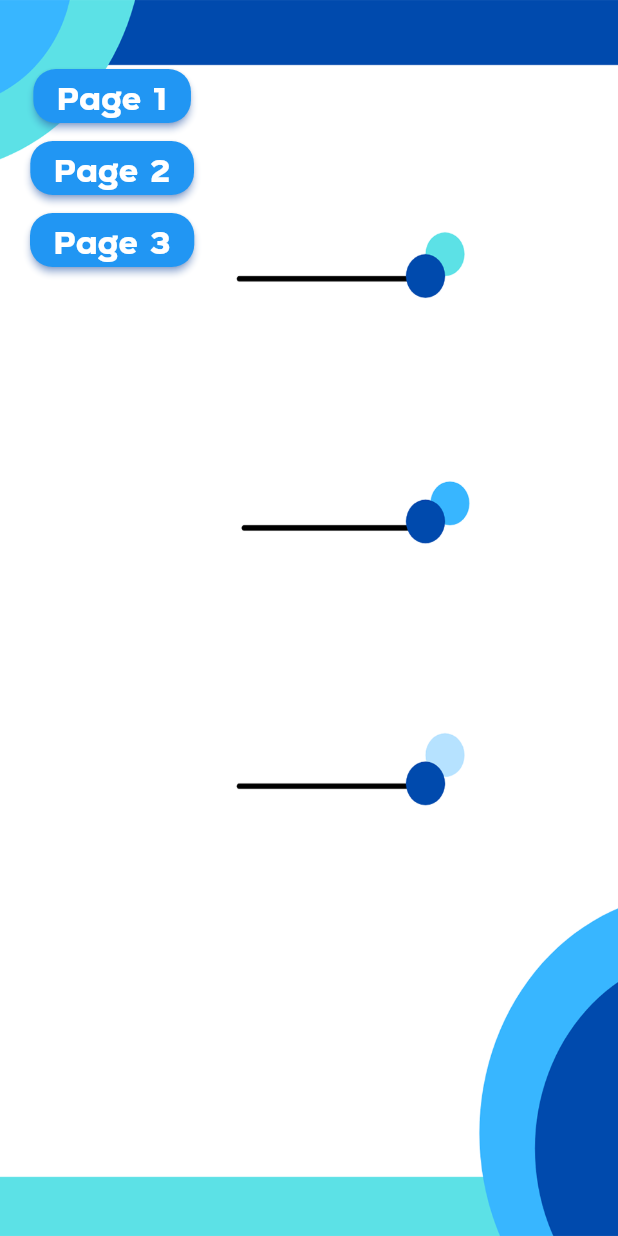
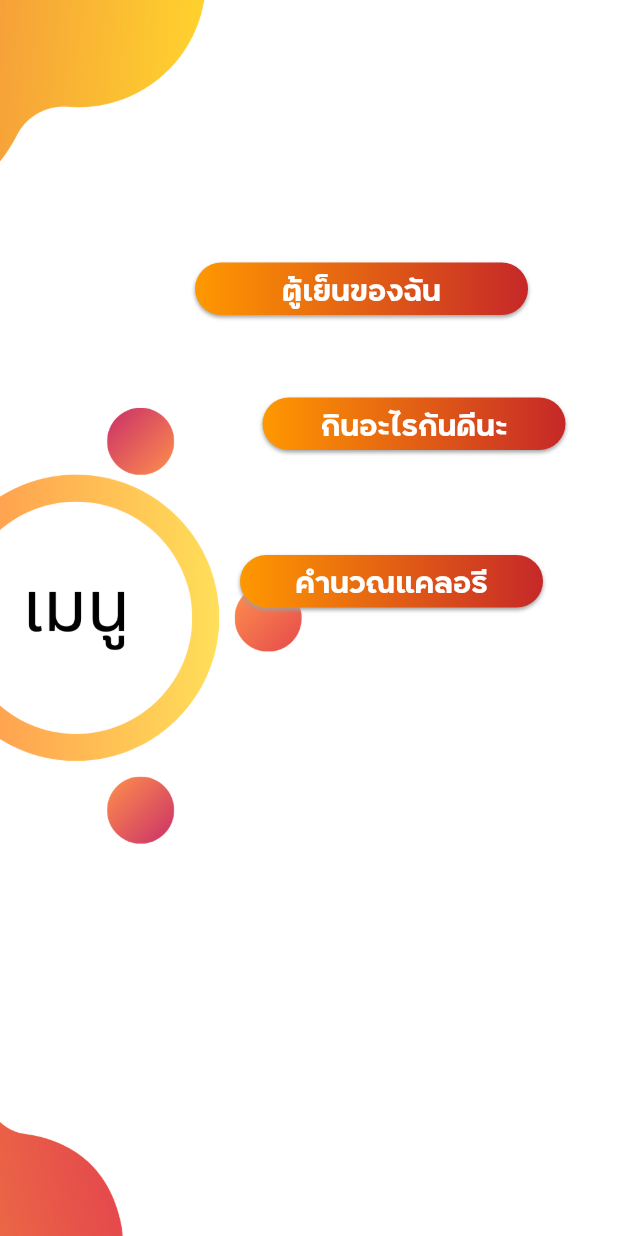
Before and after one commit to bunnybunbun37204/menukunmae-flutter, a Flutter app: the MainMenu screen opened directly, on a phone screen of 412 x 824 dp. Run offline on Flutter 3.47's test engine with Material 2 defaults, Android fonts, the phone set to English and light mode, and no system bars; our stand-ins replace shared_preferences; accounts and stored records are empty.

Commit message:
do a lot

```diff
--- a/lib/screens/main_menu.dart
+++ b/lib/screens/main_menu.dart
@@ -1,6 +1,8 @@
 import 'package:flutter/material.dart';
+import 'package:menukunmae/screens/randomfood_screen.dart';
 import 'package:menukunmae/screens/user_storage.dart';
 import 'package:menukunmae/tools/utils/utils.dart';
+import 'package:menukunmae/tools/widgets/circle.dart';
 import 'package:menukunmae/tools/widgets/widgets.dart';
 import 'dart:developer' as dev;
 
@@ -18,18 +20,124 @@ class _MainMenuState extends State<MainMenu> {
     return AppWidget.backgroundWidget(imagePath: "assets/images/bg_2.png");
   }
 
+  Widget showButton1() {
+    return Container(
+      margin: const EdgeInsets.only(left: 100.0, ),
+      child: AppWidget.buttonGradient(
+          widget: const Text(
+            'ตู้เย็นของฉัน',
+            style: TextStyle(
+                color: Colors.white,
+                fontFamily: 'Fridaymeduim',
+                fontSize: 25.0),
+          ),
+          gradient: LinearGradient(
+            colors: <Color>[Colors.orange, Colors.red[800]!],
+          ),
+          onPressed: (() => Utils.moveToNextScreen(context, const UserStorage()))),
+    );
+  }
+
+  Widget showButton2() {
+    return Container(
+      margin: const EdgeInsets.only(left: 100.0, ),
+      child: AppWidget.buttonGradient(
+          widget: const Text(
+            'กินอะไรกันดีนะ',
+            style: TextStyle(
+                color: Colors.white,
+                fontFamily: 'Fridaymeduim',
+                fontSize: 25.0),
+          ),
+          gradient: LinearGradient(
+            colors: <Color>[Colors.orange, Colors.red[800]!],
+          ),
+          onPressed: (() => Utils.moveToNextScreen(context, const RandomFoodScreen()))),
+    );
+  }
+
+   Widget showButton3() {
+    return Container(
+      margin: const EdgeInsets.only(left: 100.0, ),
+      child: AppWidget.buttonGradient(
+          widget: const Text(
+            'คำนวณแคลอรี',
+            style: TextStyle(
+                color: Colors.white,
+                fontFamily: 'Fridaymeduim',
+                fontSize: 25.0),
+          ),
+          gradient: LinearGradient(
+            colors: <Color>[Colors.orange, Colors.red[800]!],
+          ),
+          onPressed: (() => Utils.moveToNextScreen(context, const UserStorage()))),
+    );
+  }
+
   Widget showBtnComponent() {
     dev.log("showBtnComponent", name: "Widfet test");
+    return Column(
+      mainAxisAlignment: MainAxisAlignment.start,
+      children: <Widget>[
+        Container(
+          margin: const EdgeInsets.only(
+            left: 30.0,
+            top: 175.0,
+            right: 60.0
+          ),
+          child: showButton1(),
+        ),
+        const SizedBox(height: 55.0,),
+        Container(
+          margin: const EdgeInsets.only(
+            left: 75.0,
+            right: 35.0
+          ),
+          child: showButton2(),
+        ),
+        const SizedBox(height: 70.0,),
+        Container(
+          margin: const EdgeInsets.only(
+            left: 60.0,
+            right: 50.0
+          ),
+          child: showButton3(),
+        ),
+      ],
+    );
+  }
+
+  Widget showText() {
     return Container(
-      margin: const EdgeInsets.symmetric(vertical: 40.0, horizontal: 20.0),
-      child: Column(
-        mainAxisAlignment: MainAxisAlignment.start,
-        children: <Widget>[
-          AppWidget.buttonApplication(onClick: _moveToPage1, buttonMessage: "Page 1"),
-          AppWidget.buttonApplication(onClick: _moveToPage2, buttonMessage: "Page 2"),
-          AppWidget.buttonApplication(onClick: _moveToPage3, buttonMessage: "Page 3"),
-        ],
+      margin: const EdgeInsets.only(left: 0.0),
+      child: const Text(
+        'Menu',
+        style: TextStyle(fontSize: 35.0),
       ),
+    );
+  }
+
+  Widget showCircle() {
+    return SizedBox(
+        width: 100.0,
+        height: 100.0,
+        child: Stack(
+          children: <Widget>[
+            CustomPaint(
+              painter: MakeCircle(
+                  strokeCap: StrokeCap.square, strokeWidth: 10.0, radius: 80.0),
+            ),
+            showText()
+          ],
+          alignment: AlignmentDirectional.topCenter,
+        ));
+  }
+
+  Widget showCircleAndMenu() {
+    return Container(
+      alignment: Alignment.centerLeft,
+      margin: const EdgeInsets.only(left: 30.0),
+      child: showCircle(),
     );
   }
 
@@ -38,7 +146,7 @@ class _MainMenuState extends State<MainMenu> {
   }
 
   void _moveToPage2() {
-    Utils.moveToNextScreen(context, const MainMenu());
+    Utils.moveToNextScreen(context, const RandomFoodScreen());
   }
 
   void _moveToPage3() {
@@ -48,10 +156,9 @@ class _MainMenuState extends State<MainMenu> {
   @override
   Widget build(BuildContext context) {
     return Scaffold(
-      body: SafeArea(
-          child: Stack(
-        children: <Widget>[showBackground(), showBtnComponent()],
-      )),
-    );
+        body: SafeArea(
+            child: Stack(
+      children: <Widget>[showBackground(), showBtnComponent()],
+    )));
   }
 }
--- a/lib/tools/configs/config.dart
+++ b/lib/tools/configs/config.dart
@@ -3,6 +3,6 @@ import 'package:menukunmae/tools/classes/food.dart';
 class Config {
   static List<Food> foods = [];
   static List<String> ingredients = [];
-  static List<String> userIngredients = [];
+  static List<String> userIngredients = ["ไก่"];
   static String value = "";
 }
--- /dev/null
+++ b/lib/tools/widgets/button.dart
@@ -0,0 +1,42 @@
+import 'package:flutter/material.dart';
+
+class RaisedGradientButton extends StatelessWidget {
+  final Widget child;
+  final Gradient gradient;
+  final double width;
+  final double height;
+  final void Function() onPressed;
+
+  const RaisedGradientButton({
+    Key? key,
+    required this.child,
+    required this.gradient,
+    this.width = double.infinity,
+    this.height = 50.0,
+    required this.onPressed,
+  }) : super(key: key);
+
+  @override
+  Widget build(BuildContext context) {
+    return Container(
+      width: width,
+      height: 35.0,
+      decoration: BoxDecoration(gradient: gradient, boxShadow: [
+        BoxShadow(
+          color: Colors.grey[500]!,
+          offset: const Offset(0.0, 1.5),
+          blurRadius: 1.5,
+        ),
+      ],
+      borderRadius: BorderRadius.circular(30.0)),
+      child: Material(
+        color: Colors.transparent,
+        child: InkWell(
+            onTap: onPressed,
+            child: Center(
+              child: child,
+            )),
+      ),
+    );
+  }
+}
--- /dev/null
+++ b/lib/tools/widgets/circle.dart
@@ -0,0 +1,34 @@
+import 'package:flutter/material.dart';
+
+class MakeCircle extends CustomPainter {
+  final double strokeWidth;
+  final StrokeCap strokeCap;
+  final double radius;
+
+  MakeCircle(
+      {this.strokeCap = StrokeCap.square,
+      this.strokeWidth = 10.0,
+      this.radius = 10.0});
+
+  @override
+  void paint(Canvas canvas, Size size) {
+    final paint = Paint()
+      ..shader = RadialGradient(
+              colors: <Color>[Colors.red[700]!, Colors.orange])
+          .createShader(
+              Rect.fromCircle(center: const Offset(165.0, 55.0), radius: 180.0))
+      ..strokeCap = StrokeCap.round
+      ..strokeWidth = strokeWidth
+      ..style = PaintingStyle.stroke; //important set stroke style
+
+    // final path = Path()
+    //   ..moveTo(strokeWidth, strokeWidth)
+    //   ..arcToPoint(Offset(size.width - strokeWidth, size.height - strokeWidth),
+    //       radius: Radius.circular(math.max(size.width, size.height)));
+
+    canvas.drawCircle(Offset(size.width / 2, size.width / 2), radius, paint);
+  }
+
+  @override
+  bool shouldRepaint(CustomPainter oldDelegate) => false;
+}
--- a/lib/tools/widgets/widgets.dart
+++ b/lib/tools/widgets/widgets.dart
@@ -1,6 +1,8 @@
 import 'package:flutter/material.dart';
 import 'package:menukunmae/tools/configs/config.dart';
+import 'package:menukunmae/tools/widgets/alertdialog.dart';
 import 'package:menukunmae/tools/widgets/autocompletetext.dart';
+import 'package:menukunmae/tools/widgets/button.dart';
 
 /*
 MIT License
@@ -90,9 +92,8 @@ class AppWidget {
             itemBuilder: (context, int index) {
               return ListTile(
                 onTap: (() => {
-                  Config.value = datas[index],
-                      makeToast(
-                          message: datas[index], context: context)
+                      Config.value = datas[index],
+                      makeToast(message: datas[index], context: context)
                     }),
                 title: Text(datas[index]),
                 trailing: Wrap(
@@ -109,6 +110,23 @@ class AppWidget {
             itemCount: datas.length));
   }
 
+  static Widget showPopup(
+      {required String title,
+      required String content,
+      required BuildContext context,
+      required WidgetBuilder builder}) {
+    return MyAlertDialog.show(context: context, builder: builder);
+  }
+
+  static Widget buttonGradient({
+    required Widget widget,
+    required Gradient gradient,
+    required void Function() onPressed,
+  }) {
+    return RaisedGradientButton(
+        child: widget, gradient: gradient, onPressed: onPressed);
+  }
+
   /// To make toast
   static void makeToast(
       {required String message, required BuildContext context}) {
--- a/pubspec.yaml
+++ b/pubspec.yaml
@@ -35,6 +35,7 @@ dependencies:
   # Use with the CupertinoIcons class for iOS style icons.
   cupertino_icons: ^1.0.2
   shared_preferences: ^2.0.8
+  animations: ^2.0.2
 
 dev_dependencies:
   flutter_test:
@@ -63,7 +64,10 @@ flutter:
     - assets/images/bg.png
     - assets/images/bg_2.png
     - assets/images/kunmae.png
+    - assets/images/gif1.gif
     - assets/images/btn_test.png
+    - assets/images/userstor.png
+    - assets/images/randomboi.png
     - assets/data/food.json
     - assets/data/ingredients.json
 
```
Also changed, not shown: lib/screens/first_screen.dart (+21 -38 lines), lib/screens/randomfood_screen.dart (added, +85 -0 lines), lib/screens/user_storage.dart (+26 -14 lines), lib/tools/widgets/alertdialog.dart (added, +34 -0 lines), assets/images/bg.png, assets/images/bg_2.png, assets/images/gif1.gif (added), assets/images/randomboi.png (added), assets/images/userstor.png (added), lib/screens/calories_calculate.dart (added), lib/screens/youtube_player.dart (added), pubspec.lock.
